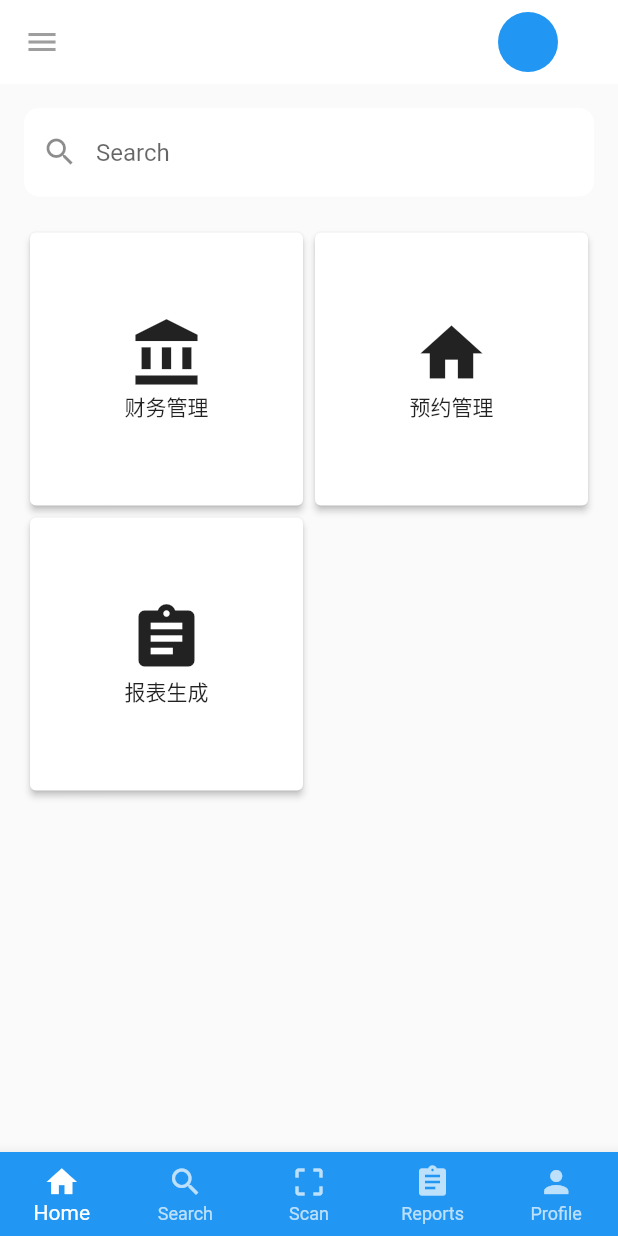
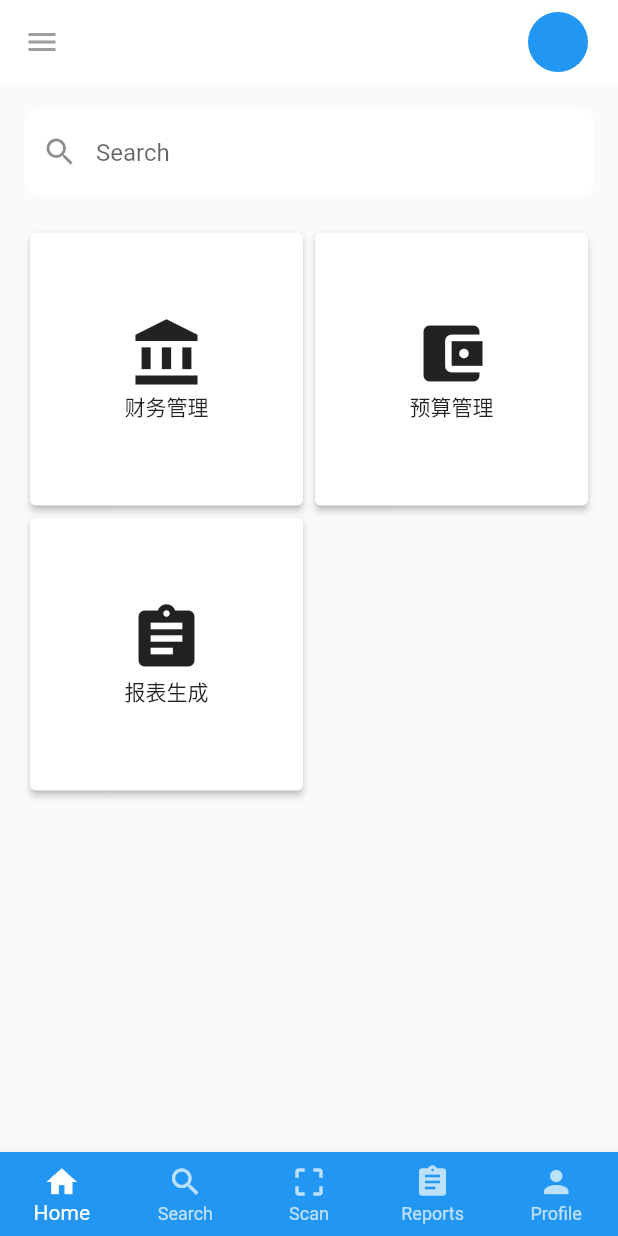
Before and after one commit to Yxggla/cptapp, a Flutter app: the HomePage screen opened directly with empty values, on a phone screen of 412 x 824 dp. Run offline on Flutter 3.47's test engine with Material 2 defaults, Android fonts, the light colour scheme and no system bars.

Commit message:
5-1-moring

```diff
--- a/lib/home/HomePage.dart
+++ b/lib/home/HomePage.dart
@@ -1,5 +1,5 @@
 import 'package:flutter/material.dart';
-
+import 'package:cptapp/sign/SignInPage.dart';
 class HomePage extends StatelessWidget {
   final String username;
 
@@ -9,10 +9,8 @@ class HomePage extends StatelessWidget {
     return Scaffold(
       appBar: AppBar(
         title: Row(
-          mainAxisAlignment: MainAxisAlignment.center, // 将内容居中
+          mainAxisAlignment: MainAxisAlignment.center,
           children: <Widget>[
-            Icon(Icons.home), // 示例图标
-            SizedBox(width: 10), // 图标和文本之间的间隔
             Text(
               '$username',
               style: TextStyle(color: Colors.black),
@@ -21,16 +19,79 @@ class HomePage extends StatelessWidget {
         ),
         elevation: 0,
         backgroundColor: Colors.white,
-        leading: Icon(Icons.menu, color: Colors.grey),
+        leading: Builder(  // 使用Builder来获得正确的context
+          builder: (context) => IconButton(
+            icon: Icon(Icons.menu, color: Colors.grey),
+            onPressed: () => Scaffold.of(context).openDrawer(), // 现在使用的是正确的context
+          ),
+        ),
         actions: <Widget>[
           CircleAvatar(
-            // backgroundImage: NetworkImage('你的图片链接'), // 这里替换为你的用户头像图片链接
             backgroundColor: Colors.blue,
           ),
           SizedBox(width: 20),
-          SizedBox(width: 20),
         ],
       ),
+
+    drawer: ClipRRect(
+    borderRadius: BorderRadius.only(topRight: Radius.circular(20), bottomRight: Radius.circular(20)), // 设置右上和右下角的圆角
+      child: Drawer(
+        backgroundColor: Colors.blue,
+        child: ListView(
+          padding: EdgeInsets.zero,
+          children: <Widget>[
+            DrawerHeader(
+              decoration: BoxDecoration(
+                color: Colors.blue,
+              ),
+              child: Column(
+                crossAxisAlignment: CrossAxisAlignment.center,
+                children: <Widget>[
+                  Container(
+                    width: double.infinity,
+                    height: 80, // 设置图片的高度
+                    decoration: BoxDecoration(
+                      image: DecorationImage(
+                        image: AssetImage("img/MyHomePage/logo1@3x.png"), // 使用 AssetImage
+                      ),
+                    ),
+                  ),
+                  SizedBox(height: 20),
+                  Text(
+                    '$username',
+                    style: TextStyle(
+                      color: Colors.white,
+                      fontSize: 28,
+                    ),
+                  ),
+                ],
+              ),
+            ),
+            _buildDrawerItem(Icons.home, '首页', context, () {
+              Navigator.pop(context); // 只关闭抽屉
+            }),
+            _buildDrawerItem(Icons.account_balance, '财务管理', context, () {
+              Navigator.pop(context); // 关闭抽屉
+            }),
+            _buildDrawerItem(Icons.account_balance_wallet, '预算管理', context, () {
+              Navigator.pop(context); // 先关闭抽屉
+              Navigator.push(context, MaterialPageRoute(builder: (context) => SignInPage())); // 然后跳转到预算管理页面
+            }),
+            _buildDrawerItem(Icons.assignment, '报表生成', context, () {
+              Navigator.pop(context); // 先关闭抽屉
+              Navigator.push(context, MaterialPageRoute(builder: (context) => SignInPage())); // 然后跳转到预算管理页面
+            }),
+            _buildDrawerItem(Icons.settings, '设置', context, () {
+              Navigator.pop(context); // 先关闭抽屉
+            }),
+
+            // 添加更多的列表项...
+          ],
+        ),
+      ),
+
+    ),
+
       body: Padding(
         padding: EdgeInsets.all(16.0),
         child: Column(
@@ -53,7 +114,7 @@ class HomePage extends StatelessWidget {
                 crossAxisCount: 2,
                 children: <Widget>[
                   _buildMenuItem(Icons.account_balance, '财务管理'),
-                  _buildMenuItem(Icons.home, '预约管理'),
+                  _buildMenuItem(Icons.account_balance_wallet, '预算管理'),
                   _buildMenuItem(Icons.assignment, '报表生成'),
                   // 添加更多按钮
                 ],
@@ -111,3 +172,18 @@ class HomePage extends StatelessWidget {
     );
   }
 }
+
+Widget _buildDrawerItem(IconData icon, String title, BuildContext context, VoidCallback onTap) {
+  return Padding(
+    padding: EdgeInsets.symmetric(vertical: 8.0,horizontal: 10), // 控制上下间隔
+    child: ListTile(
+      leading: Icon(icon, color: Colors.white),
+      title: Text(
+        title,
+        style: TextStyle(color: Colors.white, fontSize: 20),
+      ),
+      onTap: onTap,
+      tileColor: Colors.blue,
+    ),
+  );
+}
```
